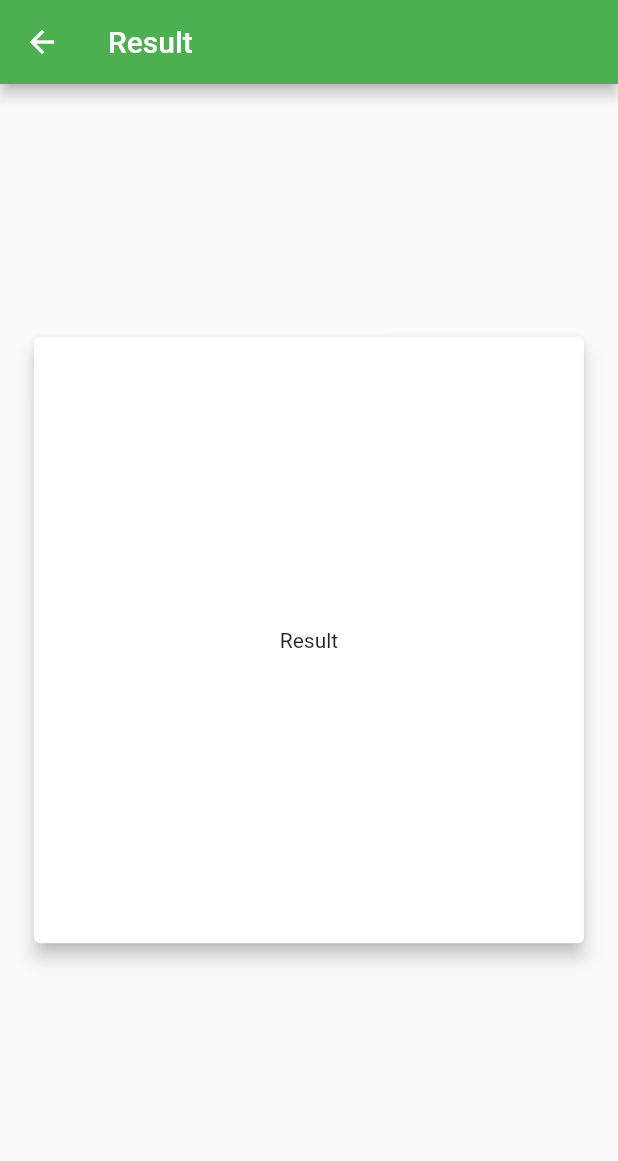
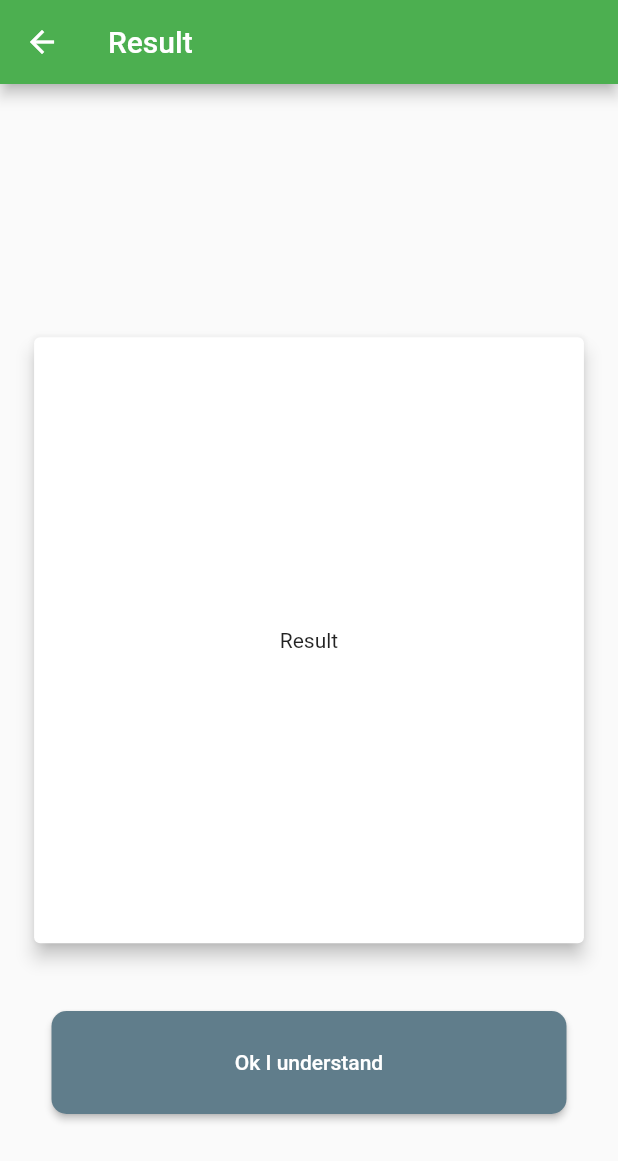
Before and after one commit to Bemhreth/Locust-Prevention, a Flutter app: the ResultPage screen opened directly, on a phone screen of 412 x 824 dp. Shown: the top 1161 px of the screen. Run offline on Flutter 3.47's test engine with Material 2 defaults, Android fonts, the light colour scheme and no system bars; our stand-ins replace camera, firebase_auth, firebase_core; accounts and stored records are empty.

Commit message:
Added app screenshots

```diff
--- a/mobile Apication/loc_vent/lib/resultpage.dart
+++ b/mobile Apication/loc_vent/lib/resultpage.dart
@@ -1,5 +1,7 @@
 import 'package:flutter/cupertino.dart';
 import 'package:flutter/material.dart';
+
+import 'cameraread.dart';
 
 class ResultPage extends StatefulWidget {
   @override
@@ -30,7 +32,27 @@ class _ResultPageState extends State<ResultPage> {
               decoration: BoxDecoration(borderRadius: new BorderRadius.circular(30.0),
             ),
           ),
-          )],
+          ),
+          SizedBox(height:height/20,),
+          ButtonTheme(
+            minWidth: width/1.2,
+            height: height/12,
+            child: RaisedButton(
+                shape: RoundedRectangleBorder(borderRadius: new BorderRadius.circular(10.0),
+                ),
+//                  shape: ,
+                child: Text('Ok I understand',style: TextStyle(color: Colors.white),),
+                color: Colors.blueGrey,
+                onPressed: () async {
+                  Navigator.push(
+                    context,
+                    MaterialPageRoute(
+                      builder: (context) => CamPage(),
+                    ),
+                  );
+                }),
+          ),
+        ],
       ),
     );
   }
```
Also changed, not shown: mobile Apication/loc_vent/lib/displaypicture.dart (+2 -33 lines).
